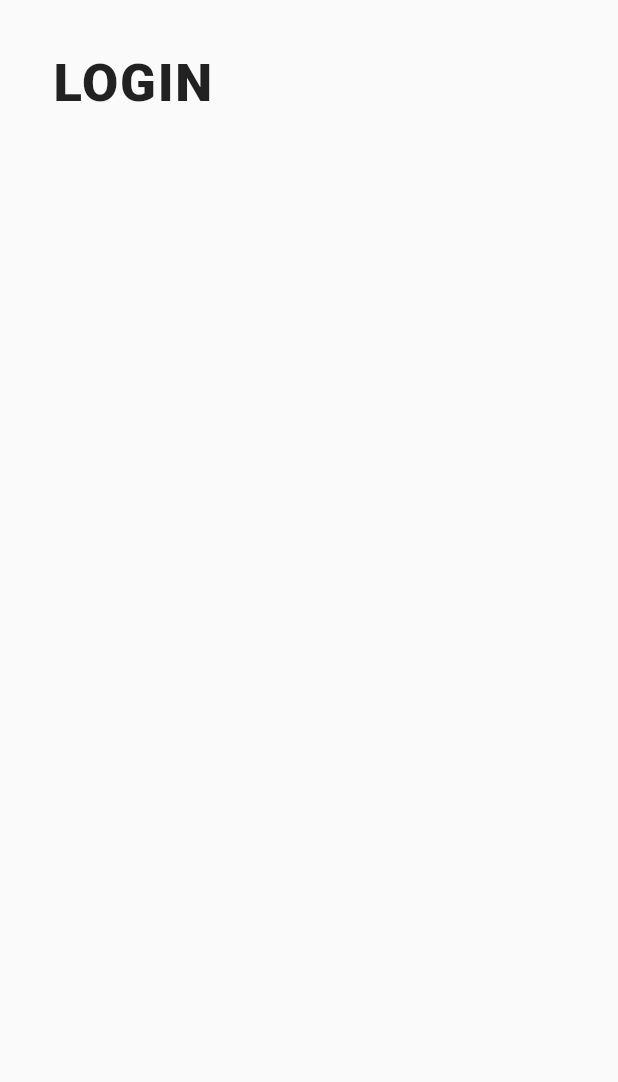
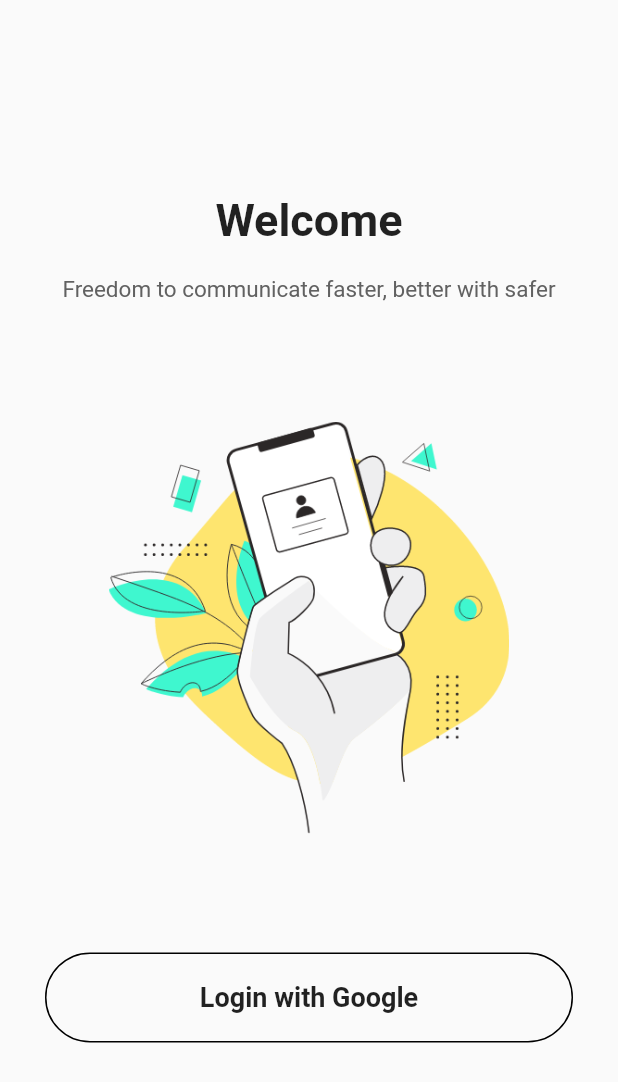
Before and after one commit to realnihal/freedomchat, a Flutter app: the screen it shows after launch, on a phone screen of 412 x 824 dp. Shown: the top 1082 px of the screen. Run offline on Flutter 3.47's test engine with Material 2 defaults, Android fonts, the phone set to English and light mode, and no system bars; our stand-ins replace cloud_firestore, firebase_auth, firebase_core, google_sign_in; accounts and stored records are empty.

Commit message:
landing page

```diff
--- a/lib/screens/login_screen.dart
+++ b/lib/screens/login_screen.dart
@@ -1,3 +1,5 @@
+// ignore_for_file: prefer_const_constructors, prefer_const_literals_to_create_immutables, prefer_final_fields
+
 import 'package:firebase_auth/firebase_auth.dart';
 import 'package:flutter/material.dart';
 import 'package:freedomchat/resources/firebase_repository.dart';
@@ -15,24 +17,69 @@
   @override
   Widget build(BuildContext context) {
     return Scaffold(
-      body: loginButton(),
+      body: SafeArea(
+        child: Container(
+          width: double.infinity,
+          height: MediaQuery.of(context).size.height,
+          padding: EdgeInsets.symmetric(horizontal: 30, vertical: 50),
+          child: Column(
+            mainAxisAlignment: MainAxisAlignment.spaceEvenly,
+            crossAxisAlignment: CrossAxisAlignment.center,
+            children: [
+              Column(
+                children: [
+                  Text(
+                    "Welcome",
+                    style: TextStyle(
+                      fontWeight: FontWeight.bold,
+                      fontSize: 30,
+                    ),
+                  ),
+                  SizedBox(
+                    height: 20,
+                  ),
+                  Text(
+                    "Freedom to communicate faster, better with safer",
+                    textAlign: TextAlign.center,
+                    style: TextStyle(
+                      color: Colors.grey[700],
+                      fontSize: 15,
+                    ),
+                  )
+                ],
+              ),
+              Container(
+                height: MediaQuery.of(context).size.height/3,
+                decoration: BoxDecoration(
+                  image: DecorationImage(image: AssetImage('assets/Illustration.png'))
+                ),
+              ),
+              Container(
+                child: MaterialButton(
+                  minWidth: double.infinity,
+                  height: 60,
+                  onPressed: () => performLogin(),
+                  shape: RoundedRectangleBorder(
+                    side: BorderSide(
+                      color: Colors.black
+                    ),
+                    borderRadius: BorderRadius.circular(50)
+                  ),
+                  child: Text("Login with Google",
+                  style: TextStyle(
+                    fontSize: 18,
+                    fontWeight: FontWeight.w600,
+                  ),),
+              ),)
+            ],
+          ),
+        ),
+      ),
     );
   }
 
-  Widget loginButton() {
-    return FlatButton(
-      padding: EdgeInsets.all(35),
-      child: Text(
-        "LOGIN",
-        style: TextStyle(
-            fontSize: 35, fontWeight: FontWeight.w900, letterSpacing: 1.2),
-      ),
-      onPressed: () => performLogin(),
-    );
-  }
 
   void performLogin() async {
-
     UserCredential userCredential = await _repository.signIn();
     authenticateUser(userCredential);
   }
--- a/pubspec.yaml
+++ b/pubspec.yaml
@@ -62,9 +62,9 @@
   uses-material-design: true
 
   # To add assets to your application, add an assets section, like this:
-  # assets:
-  #   - images/a_dot_burr.jpeg
-  #   - images/a_dot_ham.jpeg
+  assets:
+    - assets/background.png
+    - assets/Illustration.png
 
   # An image asset can refer to one or more resolution-specific "variants", see
   # https://flutter.dev/assets-and-images/#resolution-aware.
```
Also changed, not shown: assets/Illustration.png (added), assets/background.png (added), 1 other file.
